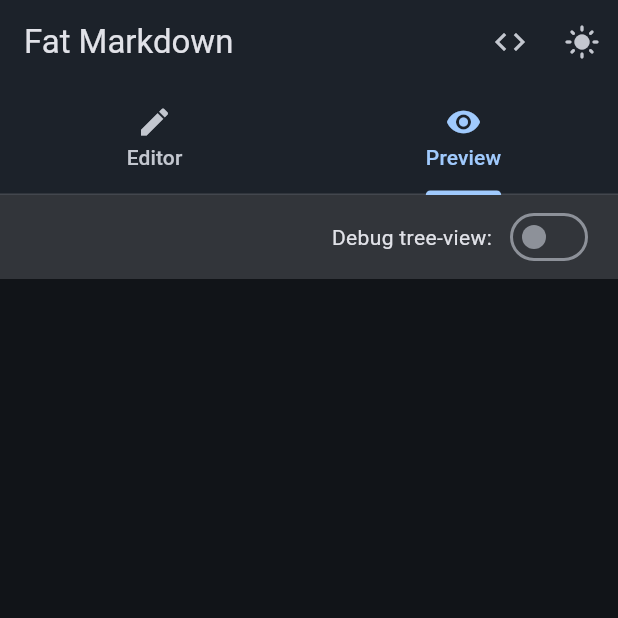
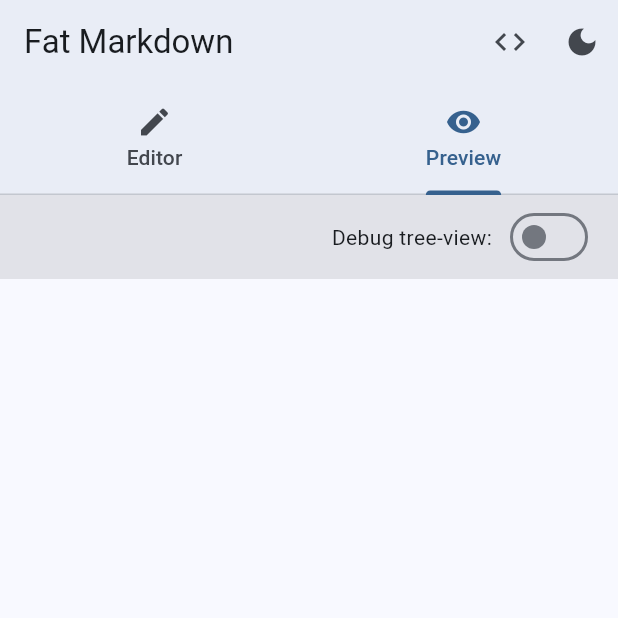
Before and after one commit to damphat/fat_markdown, a Flutter app: the screen it shows after launch, tab 2 chosen, on a phone screen of 412 x 824 dp, the top half of it. Run offline on Flutter 3.47's test engine with Material 3 defaults, Android fonts, the phone set to English and light mode, and no system bars; our stand-ins replace shared_preferences; missing offline and left inert: flutter_math_fork, markdown, syntax_highlight.

Commit message:
[example] Use system theme mode at startup

```diff
--- a/example/lib/main.dart
+++ b/example/lib/main.dart
@@ -19,18 +19,26 @@ class ExampleApp extends StatefulWidget {
 }
 
 class _ExampleAppState extends State<ExampleApp> {
-  ThemeMode _themeMode = ThemeMode.dark;
+  ThemeMode _themeMode = ThemeMode.system;
 
   void _toggleTheme() {
+    final isDark = _themeMode == ThemeMode.system
+        ? View.of(context).platformDispatcher.platformBrightness ==
+              Brightness.dark
+        : _themeMode == ThemeMode.dark;
+
     setState(() {
-      _themeMode = _themeMode == ThemeMode.dark
-          ? ThemeMode.light
-          : ThemeMode.dark;
+      _themeMode = isDark ? ThemeMode.light : ThemeMode.dark;
     });
   }
 
   @override
   Widget build(BuildContext context) {
+    final isDark = _themeMode == ThemeMode.system
+        ? View.of(context).platformDispatcher.platformBrightness ==
+              Brightness.dark
+        : _themeMode == ThemeMode.dark;
+
     return MaterialApp(
       title: 'Fat Markdown Example',
       debugShowCheckedModeBanner: false,
@@ -49,11 +57,11 @@ class _ExampleAppState extends State<ExampleApp> {
         ),
         useMaterial3: true,
         extensions: const [
-          FatMarkdownTheme(tableStretch: false),
+          FatMarkdownTheme(tableStretch: true),
         ],
       ),
       home: HomePage(
-        isDark: _themeMode == ThemeMode.dark,
+        isDark: isDark,
         onThemeToggle: _toggleTheme,
       ),
     );
```
